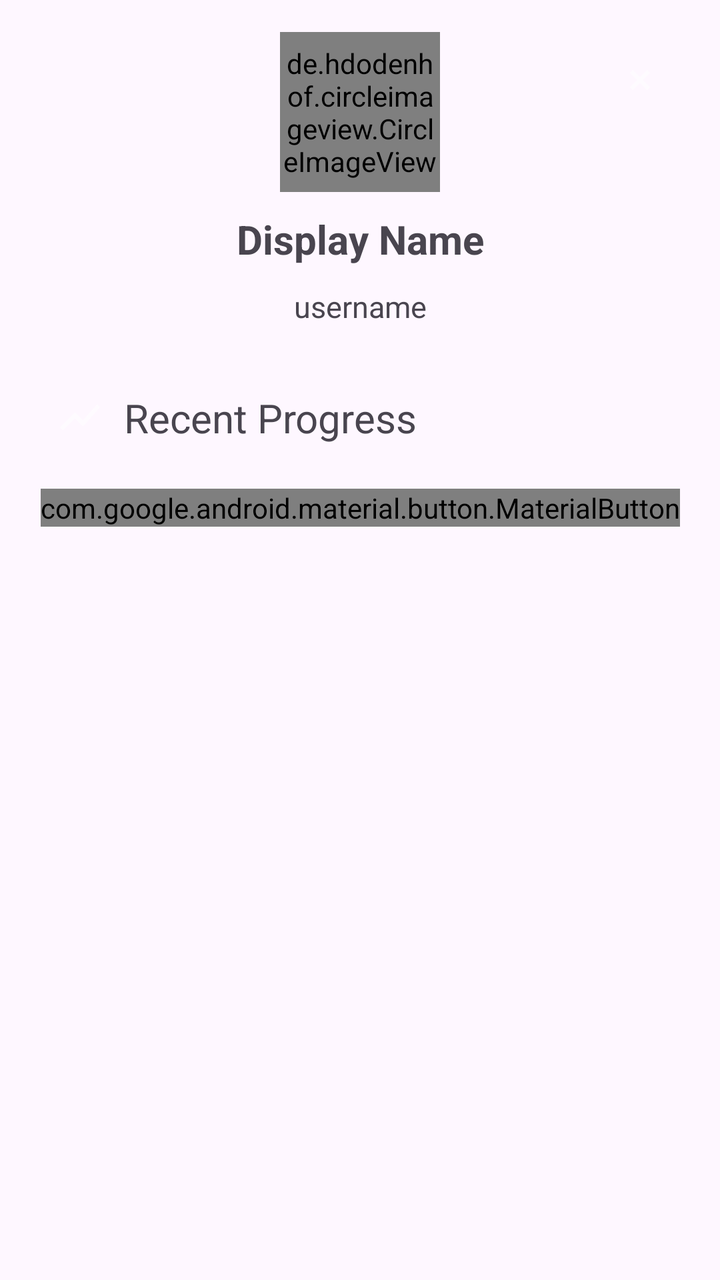
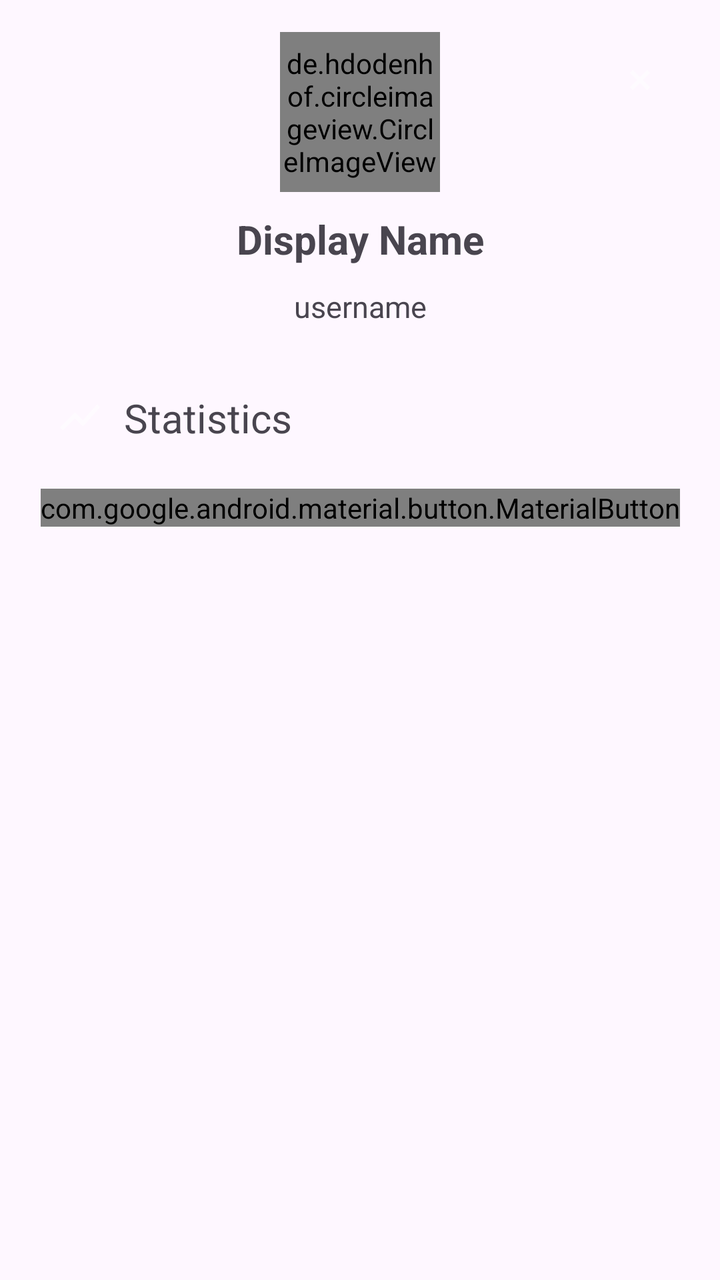

Two renders of the same Android screen: before a commit and after it. Below are the layout's source before the change and the commit's diff.
<!-- AndroidManifest.xml: application theme Theme.TheApp -->
<!-- res/layout/fragment_profile.xml -->
<?xml version="1.0" encoding="utf-8"?>
<androidx.constraintlayout.widget.ConstraintLayout
    xmlns:android="http://schemas.android.com/apk/res/android"
    xmlns:app="http://schemas.android.com/apk/res-auto"
    xmlns:tools="http://schemas.android.com/tools"
    android:layout_width="match_parent"
    android:layout_height="wrap_content"
    android:orientation="vertical"
    android:padding="16dp"
    tools:context=".ProfileFragment">

    <ImageButton
        android:id="@+id/close_profile_button"
        android:layout_width="wrap_content"
        android:layout_height="wrap_content"
        android:contentDescription="@string/close_profile"
        android:background="@android:color/transparent"
        android:padding="12dp"
        android:src="@drawable/ic_close"
        app:layout_constraintTop_toTopOf="parent"
        app:layout_constraintEnd_toEndOf="parent" />

    <de.hdodenhof.circleimageview.CircleImageView
        android:id="@+id/profilePic"
        app:civ_border_width="2dp"
        android:src="@drawable/mountain"
        app:civ_border_color="@color/profile_border"
        android:layout_width="80dp"
        android:layout_height="80dp"
        app:layout_constraintTop_toTopOf="parent"
        app:layout_constraintStart_toStartOf="parent"
        app:layout_constraintEnd_toEndOf="parent" />

    <TextView
        android:id="@+id/displayNameText"
        android:layout_width="wrap_content"
        android:layout_height="wrap_content"
        android:layout_gravity="center"
        android:text="@string/display_name"
        android:textStyle="bold"
        android:textSize="20sp"
        android:paddingTop="10dp"
        app:layout_constraintTop_toBottomOf="@id/profilePic"
        app:layout_constraintStart_toStartOf="parent"
        app:layout_constraintEnd_toEndOf="parent" />

    <TextView
        android:id="@+id/usernameText"
        android:layout_width="wrap_content"
        android:layout_height="wrap_content"
        android:layout_gravity="center"
        android:text="@string/username"
        android:textSize="15sp"
        android:layout_marginTop="10dp"
        app:layout_constraintTop_toBottomOf="@id/displayNameText"
        app:layout_constraintStart_toStartOf="parent"
        app:layout_constraintEnd_toEndOf="parent" />

    <TextView
        android:id="@+id/recent_progress"
        android:layout_width="match_parent"
        android:layout_height="wrap_content"
        android:text="@string/recent_progress"
        android:drawablePadding="10dp"
        android:clickable="true"
        android:focusable="true"
        android:textSize="20sp"
        android:padding="12dp"
        android:background="?attr/selectableItemBackground"
        android:layout_marginTop="20dp"
        app:drawableStartCompat="@drawable/ic_recent_progress"
        app:layout_constraintTop_toBottomOf="@id/usernameText"
        app:layout_constraintStart_toStartOf="parent"
        app:layout_constraintEnd_toEndOf="parent" />

    <com.google.android.material.button.MaterialButton
        android:id="@+id/log_out"
        android:layout_width="wrap_content"
        android:layout_height="wrap_content"
        android:text="@string/log_out"
        android:textSize="15sp"
        android:backgroundTint="@color/primary"
        android:textColor="@color/on_primary"
        android:layout_marginTop="10dp"
        app:layout_constraintTop_toBottomOf="@id/recent_progress"
        app:layout_constraintStart_toStartOf="parent"
        app:layout_constraintEnd_toEndOf="parent" />

</androidx.constraintlayout.widget.ConstraintLayout>
<!-- resources referenced by this layout -->
<resources>
  <color name="on_primary">#000000</color>
  <color name="primary">#FFFFFF</color>
  <color name="profile_border">#FF000000</color>
  <!-- drawable ic_close (drawable-anydpi) -->
  <vector xmlns:android="http://schemas.android.com/apk/res/android"
      android:width="24dp"
      android:height="24dp"
      android:viewportWidth="960"
      android:viewportHeight="960"
      android:tint="@color/primary"
      android:alpha="0.6">
    <path
        android:fillColor="@android:color/white"
        android:pathData="M336,680L280,624L424,480L280,337L336,281L480,425L623,281L679,337L535,480L679,624L623,680L480,536L336,680Z"/>
  </vector>
  <!-- drawable ic_recent_progress (drawable-anydpi) -->
  <vector xmlns:android="http://schemas.android.com/apk/res/android"
      android:width="24dp"
      android:height="24dp"
      android:viewportWidth="960"
      android:viewportHeight="960"
      android:tint="@color/primary"
      android:alpha="0.6"
      android:autoMirrored="true">
    <path
        android:fillColor="@android:color/white"
        android:pathData="M140,740L80,680L380,380L540,540L824,220L880,276L540,660L380,500L140,740Z"/>
  </vector>
  <!-- drawable mountain: jpg bitmap (drawable, 4014 bytes) -->
  <string name="close_profile">Close Profile</string>
  <string name="display_name">Display Name</string>
  <string name="log_out">Log out</string>
  <string name="recent_progress">Recent Progress</string>
  <string name="username">username</string>
  <style name="Theme.TheApp" parent="Base.Theme.TheApp" />
  <style name="Base.Theme.TheApp" parent="Theme.Material3.DayNight.NoActionBar">
          
          
          <item name="colorPrimary">@color/primary</item>
          <item name="colorOnPrimary">@color/on_primary</item>
      </style>
</resources>

<!-- the commit's change to res/layout/fragment_profile.xml (unified diff, before → after) -->
@@ -57,10 +57,10 @@
         app:layout_constraintEnd_toEndOf="parent" />
 
     <TextView
-        android:id="@+id/recent_progress"
+        android:id="@+id/statistics"
         android:layout_width="match_parent"
         android:layout_height="wrap_content"
-        android:text="@string/recent_progress"
+        android:text="@string/statistics"
         android:drawablePadding="10dp"
         android:clickable="true"
         android:focusable="true"
@@ -82,7 +82,7 @@
         android:backgroundTint="@color/primary"
         android:textColor="@color/on_primary"
         android:layout_marginTop="10dp"
-        app:layout_constraintTop_toBottomOf="@id/recent_progress"
+        app:layout_constraintTop_toBottomOf="@id/statistics"
         app:layout_constraintStart_toStartOf="parent"
         app:layout_constraintEnd_toEndOf="parent" />
 
<!-- resource entries referenced after the edit -->
@@ -32,7 +32,7 @@
   <string name="close_profile">Close Profile</string>
   <string name="display_name">Display Name</string>
   <string name="log_out">Log out</string>
-  <string name="recent_progress">Recent Progress</string>
+  <string name="statistics">Statistics</string>
   <string name="username">username</string>
   <style name="Theme.TheApp" parent="Base.Theme.TheApp" />
   <style name="Base.Theme.TheApp" parent="Theme.Material3.DayNight.NoActionBar">
